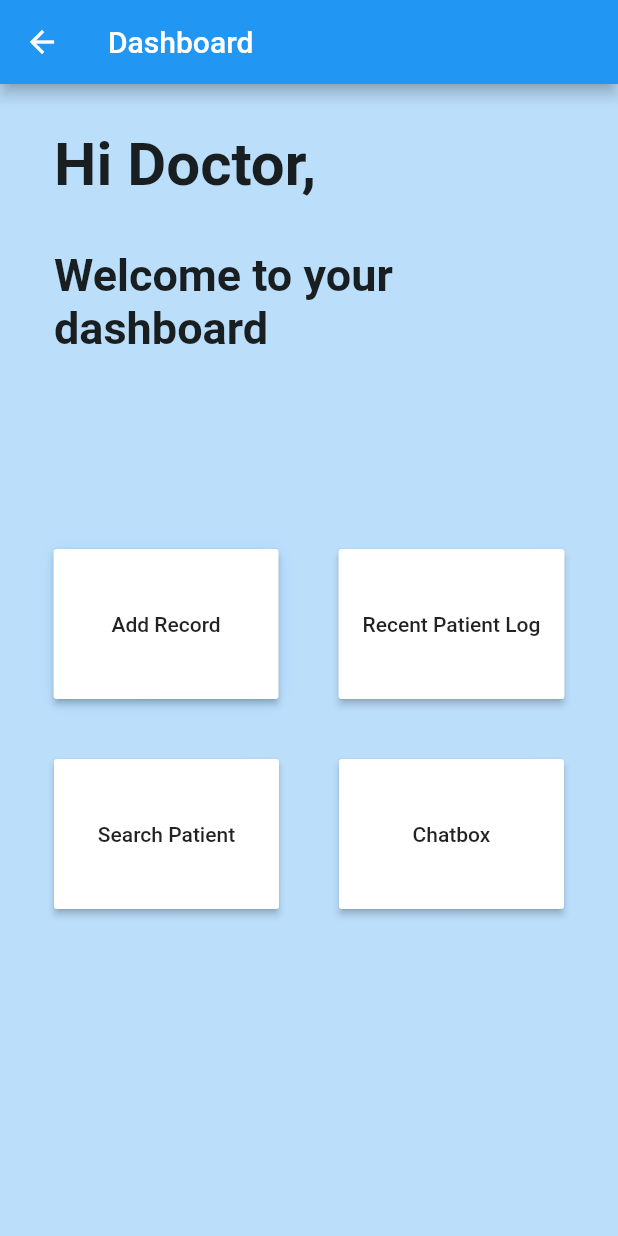
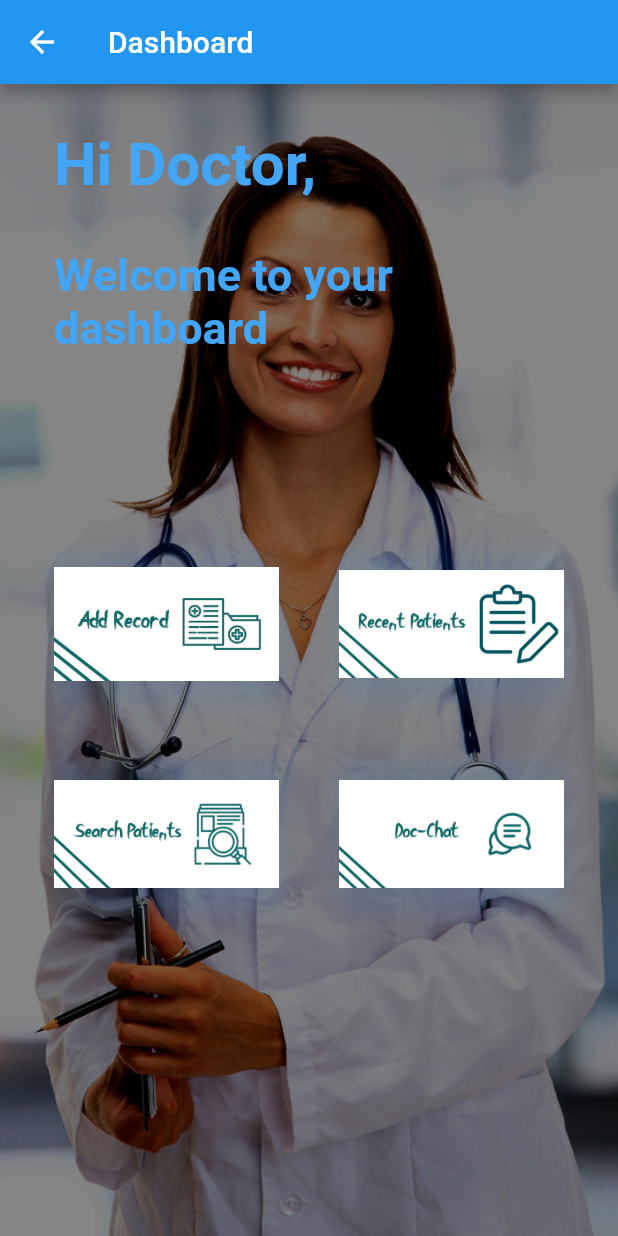
Before and after one commit to yashasuttangi/MedHist, a Flutter app: the HomeScreen screen opened by its route, on a phone screen of 412 x 824 dp. Run offline on Flutter 3.47's test engine with Material 2 defaults, Android fonts, the phone set to English and light mode, and no system bars.

Commit message:
The ui interface for the dashboard has been set up.
buttons have been updated image added for background.

```diff
--- a/lib/screens/home_screen.dart
+++ b/lib/screens/home_screen.dart
@@ -12,7 +12,13 @@ class HomeScreen extends StatelessWidget {
           backgroundColor: Colors.blue,
         ),
         backgroundColor: Colors.blue[100],
-        body: Center(
+        body: Container(
+            decoration: BoxDecoration(
+              image: DecorationImage(
+                image: AssetImage('images/doctor_image.jpg'),
+                fit: BoxFit.cover,
+              ),
+            ),
             child: Column(children: <Widget>[
               SizedBox(height: 20),
               SizedBox(
@@ -22,7 +28,10 @@ class HomeScreen extends StatelessWidget {
                   padding: EdgeInsets.symmetric(horizontal: 30, vertical: 10),
                   child: Text(
                     "Hi Doctor,",
-                style: TextStyle(fontSize: 40.0, fontWeight: FontWeight.bold),
+                    style: TextStyle(
+                        fontSize: 40.0,
+                        fontWeight: FontWeight.bold,
+                        color: Colors.blue[400]),
                     textAlign: TextAlign.start,
                   ),
                 ),
@@ -37,6 +46,7 @@ class HomeScreen extends StatelessWidget {
               //   style: TextStyle(fontSize: 35, fontWeight: FontWeight.bold),
               //   textAlign: TextAlign.left,
               // ),
+
               SizedBox(
                 height: 150,
                 width: 400,
@@ -44,13 +54,18 @@ class HomeScreen extends StatelessWidget {
                   padding: EdgeInsets.symmetric(horizontal: 30, vertical: 10),
                   child: Text(
                     "Welcome to your dashboard",
-                style: TextStyle(fontSize: 30.0, fontWeight: FontWeight.bold),
+                    style: TextStyle(
+                        fontSize: 30.0,
+                        fontWeight: FontWeight.bold,
+                        color: Colors.blue[400]),
                     textAlign: TextAlign.start,
                   ),
                 ),
               ),
               SizedBox(height: 40),
-          Row(mainAxisAlignment: MainAxisAlignment.center, children: <Widget>[
+              Row(
+                  mainAxisAlignment: MainAxisAlignment.center,
+                  children: <Widget>[
                     Padding(
                         padding: EdgeInsets.all(20.0),
                         child: SizedBox(
@@ -67,47 +82,68 @@ class HomeScreen extends StatelessWidget {
                                   ),
                                 ],
                               ),
-                      child: RaisedButton(
-                        onPressed: () => {},
-                        color: Colors.white,
-                        child: Text("Add Record"),
-                        splashColor: Colors.blue[100],
-                      ),
+                              child: Image.asset('images/add_record.jpg'),
                             ))),
                     Padding(
                       padding: EdgeInsets.all(20.0),
-              child: MaterialButton(
-                onPressed: () => {},
+                      child: SizedBox(
                           height: 100.0,
-                minWidth: 150.0,
-                color: Colors.white,
-                child: Text("Recent Patient Log"),
-                splashColor: Colors.blue[100],
+                          width: 150.0,
+                          child: Container(
+                            ///////// NEED TO WORK ON SHADOW FOR THE BUTTON and /// CONVERT ALL THE BUTTONS TO RAISED BUTTON.
+                            decoration: BoxDecoration(
+                              boxShadow: <BoxShadow>[
+                                BoxShadow(
+                                  color: Colors.blue.withOpacity(0.1),
+                                  blurRadius: 10,
+                                  offset: Offset(0, 2),
                                 ),
+                              ],
+                            ),
+                            child: Image.asset('images/recent_record.jpg'),
+                          )),
                     ),
                   ]),
-          Row(mainAxisAlignment: MainAxisAlignment.center, children: <Widget>[
+              Row(
+                  mainAxisAlignment: MainAxisAlignment.center,
+                  children: <Widget>[
                     Padding(
                       padding: EdgeInsets.all(20.0),
-              child: MaterialButton(
-                onPressed: () => {},
+                      child: SizedBox(
                           height: 100.0,
-                minWidth: 150.0,
-                color: Colors.white,
-                child: Text("Search Patient"),
-                splashColor: Colors.blue[100],
+                          width: 150.0,
+                          child: Container(
+                            ///////// NEED TO WORK ON SHADOW FOR THE BUTTON and /// CONVERT ALL THE BUTTONS TO RAISED BUTTON.
+                            decoration: BoxDecoration(
+                              boxShadow: <BoxShadow>[
+                                BoxShadow(
+                                  color: Colors.blue.withOpacity(0.1),
+                                  blurRadius: 10,
+                                  offset: Offset(0, 2),
                                 ),
+                              ],
+                            ),
+                            child: Image.asset('images/search_patients.jpg'),
+                          )),
                     ),
                     Padding(
                       padding: EdgeInsets.all(20.0),
-              child: MaterialButton(
-                onPressed: () => {},
+                      child: SizedBox(
                           height: 100.0,
-                minWidth: 150.0,
-                color: Colors.white,
-                child: Text("Chatbox"),
-                splashColor: Colors.blue[100],
+                          width: 150.0,
+                          child: Container(
+                            ///////// NEED TO WORK ON SHADOW FOR THE BUTTON and /// CONVERT ALL THE BUTTONS TO RAISED BUTTON.
+                            decoration: BoxDecoration(
+                              boxShadow: <BoxShadow>[
+                                BoxShadow(
+                                  color: Colors.blue.withOpacity(0.1),
+                                  blurRadius: 10,
+                                  offset: Offset(0, 2),
                                 ),
+                              ],
+                            ),
+                            child: Image.asset('images/doc_chat.jpg'),
+                          )),
                     ),
                   ])
             ])));
--- a/pubspec.yaml
+++ b/pubspec.yaml
@@ -53,6 +53,11 @@ flutter:
   # To add assets to your application, add an assets section, like this:
   assets:
     - images/Medhist_logo.jpg
+    - images/doctor_image.jpg
+    - images/add_record.jpg
+    - images/recent_record.jpg
+    - images/search_patients.jpg
+    - images/doc_chat.jpg
   #   - images/a_dot_ham.jpeg
 
   # An image asset can refer to one or more resolution-specific "variants", see
```
Also changed, not shown: images/add_record.jpg (added), images/doc_chat.jpg (added), images/doctor_image.jpg (added), images/recent_record.jpg (added), images/search_patients.jpg (added), pubspec.lock. Lines whose indentation alone changed are shown as unchanged.
